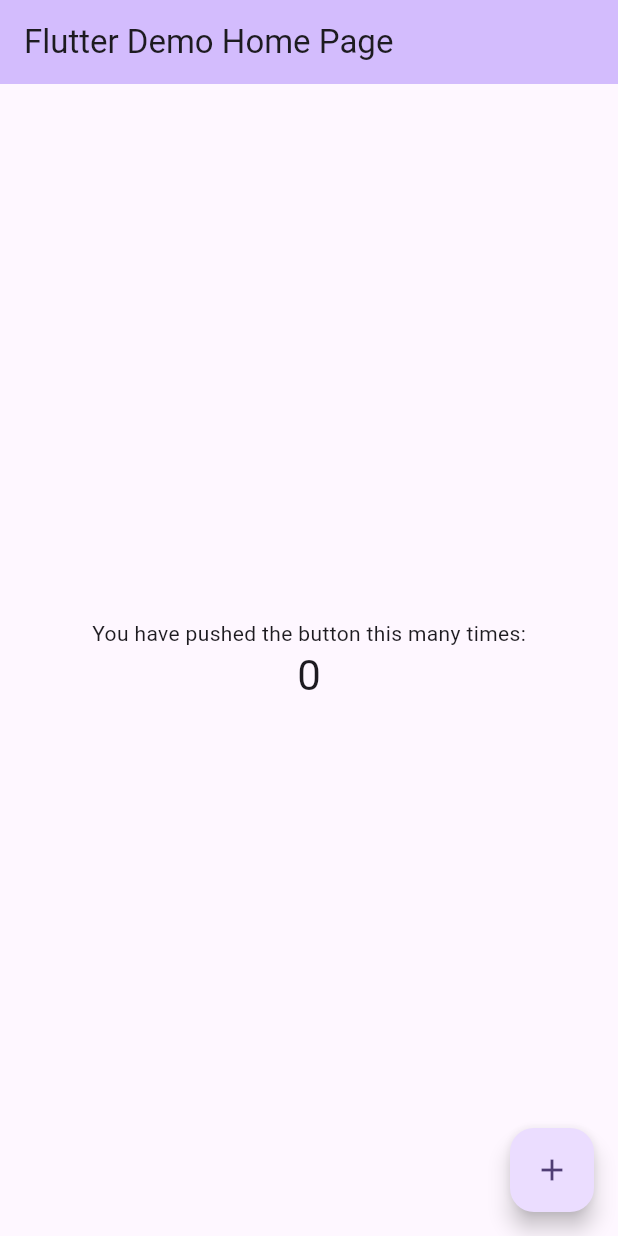
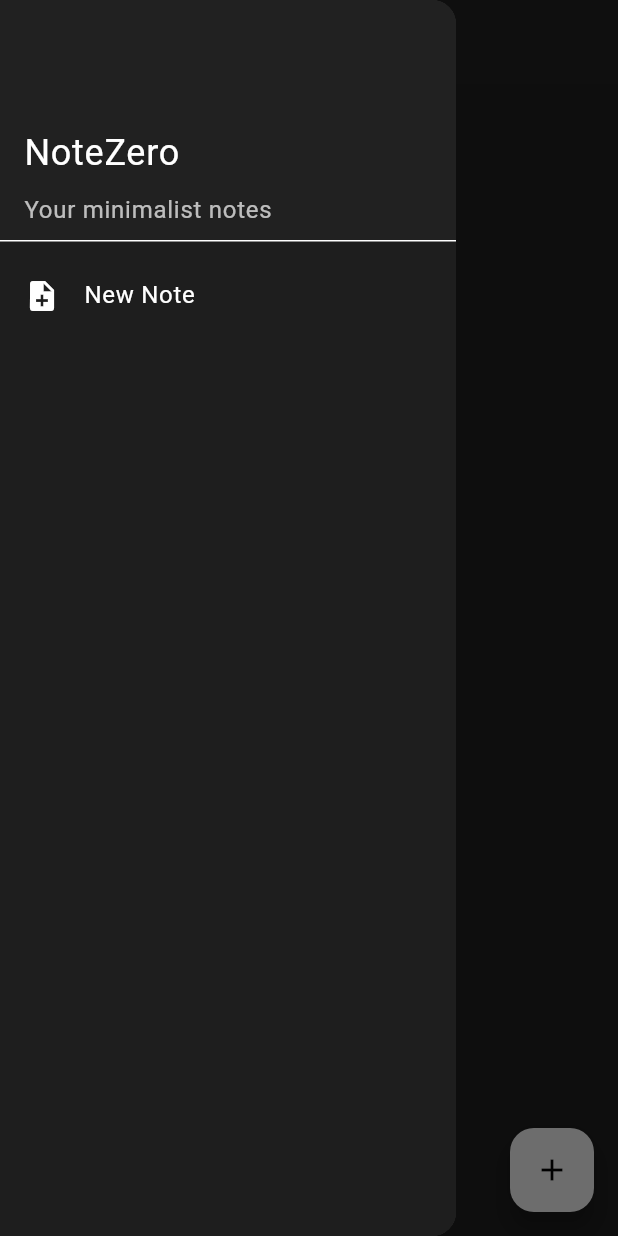
Before and after one commit to AyushZero/NoteZero, a Flutter app: the screen it shows after launch, with the side drawer open (before the commit the screen has no drawer), on a phone screen of 412 x 824 dp. Run offline on Flutter 3.47's test engine with Material 3 defaults, Android fonts, the phone set to English and light mode, and no system bars.

Commit message:
Basic functions.

```diff
--- a/lib/main.dart
+++ b/lib/main.dart
@@ -1,4 +1,8 @@
 import 'package:flutter/material.dart';
+import 'package:provider/provider.dart';
+import 'models/note.dart';
+import 'screens/home_screen.dart';
+import 'providers/notes_provider.dart';
 
 void main() {
   runApp(const MyApp());
@@ -7,116 +11,27 @@ void main() {
 class MyApp extends StatelessWidget {
   const MyApp({super.key});
 
-  // This widget is the root of your application.
   @override
   Widget build(BuildContext context) {
-    return MaterialApp(
-      title: 'Flutter Demo',
-      theme: ThemeData(
-        // This is the theme of your application.
-        //
-        // TRY THIS: Try running your application with "flutter run". You'll see
-        // the application has a purple toolbar. Then, without quitting the app,
-        // try changing the seedColor in the colorScheme below to Colors.green
-        // and then invoke "hot reload" (save your changes or press the "hot
-        // reload" button in a Flutter-supported IDE, or press "r" if you used
-        // the command line to start the app).
-        //
-        // Notice that the counter didn't reset back to zero; the application
-        // state is not lost during the reload. To reset the state, use hot
-        // restart instead.
-        //
-        // This works for code too, not just values: Most code changes can be
-        // tested with just a hot reload.
-        colorScheme: ColorScheme.fromSeed(seedColor: Colors.deepPurple),
+    return ChangeNotifierProvider(
+      create: (context) => NotesProvider(),
+      child: MaterialApp(
+        title: 'NoteZero',
+        theme: ThemeData.dark().copyWith(
+          primaryColor: Colors.grey[900],
+          scaffoldBackgroundColor: const Color(0xFF1E1E1E),
+          appBarTheme: AppBarTheme(
+            backgroundColor: Colors.grey[900],
+            elevation: 0,
+          ),
+          colorScheme: ColorScheme.dark(
+            primary: Colors.grey[200]!,
+            secondary: Colors.grey[600]!,
+            surface: Colors.grey[850]!,
+          ),
+        ),
+        home: const HomeScreen(),
       ),
-      home: const MyHomePage(title: 'Flutter Demo Home Page'),
     );
   }
 }
-
-class MyHomePage extends StatefulWidget {
-  const MyHomePage({super.key, required this.title});
-
-  // This widget is the home page of your application. It is stateful, meaning
-  // that it has a State object (defined below) that contains fields that affect
-  // how it looks.
-
-  // This class is the configuration for the state. It holds the values (in this
-  // case the title) provided by the parent (in this case the App widget) and
-  // used by the build method of the State. Fields in a Widget subclass are
-  // always marked "final".
-
-  final String title;
-
-  @override
-  State<MyHomePage> createState() => _MyHomePageState();
-}
-
-class _MyHomePageState extends State<MyHomePage> {
-  int _counter = 0;
-
-  void _incrementCounter() {
-    setState(() {
-      // This call to setState tells the Flutter framework that something has
-      // changed in this State, which causes it to rerun the build method below
-      // so that the display can reflect the updated values. If we changed
-      // _counter without calling setState(), then the build method would not be
-      // called again, and so nothing would appear to happen.
-      _counter++;
-    });
-  }
-
-  @override
-  Widget build(BuildContext context) {
-    // This method is rerun every time setState is called, for instance as done
-    // by the _incrementCounter method above.
-    //
-    // The Flutter framework has been optimized to make rerunning build methods
-    // fast, so that you can just rebuild anything that needs updating rather
-    // than having to individually change instances of widgets.
-    return Scaffold(
-      appBar: AppBar(
-        // TRY THIS: Try changing the color here to a specific color (to
-        // Colors.amber, perhaps?) and trigger a hot reload to see the AppBar
-        // change color while the other colors stay the same.
-        backgroundColor: Theme.of(context).colorScheme.inversePrimary,
-        // Here we take the value from the MyHomePage object that was created by
-        // the App.build method, and use it to set our appbar title.
-        title: Text(widget.title),
-      ),
-      body: Center(
-        // Center is a layout widget. It takes a single child and positions it
-        // in the middle of the parent.
-        child: Column(
-          // Column is also a layout widget. It takes a list of children and
-          // arranges them vertically. By default, it sizes itself to fit its
-          // children horizontally, and tries to be as tall as its parent.
-          //
-          // Column has various properties to control how it sizes itself and
-          // how it positions its children. Here we use mainAxisAlignment to
-          // center the children vertically; the main axis here is the vertical
-          // axis because Columns are vertical (the cross axis would be
-          // horizontal).
-          //
-          // TRY THIS: Invoke "debug painting" (choose the "Toggle Debug Paint"
-          // action in the IDE, or press "p" in the console), to see the
-          // wireframe for each widget.
-          mainAxisAlignment: MainAxisAlignment.center,
-          children: <Widget>[
-            const Text('You have pushed the button this many times:'),
-            Text(
-              '$_counter',
-              style: Theme.of(context).textTheme.headlineMedium,
-            ),
-          ],
-        ),
-      ),
-      floatingActionButton: FloatingActionButton(
-        onPressed: _incrementCounter,
-        tooltip: 'Increment',
-        child: const Icon(Icons.add),
-      ), // This trailing comma makes auto-formatting nicer for build methods.
-    );
-  }
-}
--- /dev/null
+++ b/lib/models/note.dart
@@ -0,0 +1,39 @@
+import 'package:uuid/uuid.dart';
+
+class Note {
+  final String id;
+  String title;
+  String content;
+  DateTime createdAt;
+  DateTime modifiedAt;
+
+  Note({
+    String? id,
+    required this.title,
+    required this.content,
+    DateTime? createdAt,
+    DateTime? modifiedAt,
+  })  : id = id ?? const Uuid().v4(),
+        createdAt = createdAt ?? DateTime.now(),
+        modifiedAt = modifiedAt ?? DateTime.now();
+
+  Map<String, dynamic> toJson() {
+    return {
+      'id': id,
+      'title': title,
+      'content': content,
+      'createdAt': createdAt.toIso8601String(),
+      'modifiedAt': modifiedAt.toIso8601String(),
+    };
+  }
+
+  factory Note.fromJson(Map<String, dynamic> json) {
+    return Note(
+      id: json['id'],
+      title: json['title'],
+      content: json['content'],
+      createdAt: DateTime.parse(json['createdAt']),
+      modifiedAt: DateTime.parse(json['modifiedAt']),
+    );
+  }
+}
--- /dev/null
+++ b/lib/providers/notes_provider.dart
@@ -0,0 +1,67 @@
+import 'dart:convert';
+import 'dart:io';
+import 'package:flutter/foundation.dart';
+import 'package:path_provider/path_provider.dart';
+import '../models/note.dart';
+
+class NotesProvider with ChangeNotifier {
+  List<Note> _notes = [];
+  List<Note> get notes => _notes;
+
+  NotesProvider() {
+    loadNotes();
+  }
+
+  Future<void> loadNotes() async {
+    try {
+      final directory = await getApplicationDocumentsDirectory();
+      final file = File('${directory.path}/notes.json');
+
+      if (await file.exists()) {
+        final content = await file.readAsString();
+        final List<dynamic> jsonData = json.decode(content);
+        _notes = jsonData.map((item) => Note.fromJson(item)).toList();
+        _notes.sort((a, b) => b.modifiedAt.compareTo(a.modifiedAt));
+        notifyListeners();
+      }
+    } catch (e) {
+      debugPrint('Error loading notes: $e');
+    }
+  }
+
+  Future<void> saveNotes() async {
+    try {
+      final directory = await getApplicationDocumentsDirectory();
+      final file = File('${directory.path}/notes.json');
+      final data = _notes.map((note) => note.toJson()).toList();
+      await file.writeAsString(json.encode(data));
+    } catch (e) {
+      debugPrint('Error saving notes: $e');
+    }
+  }
+
+  Future<void> addNote(String title, String content) async {
+    final note = Note(title: title, content: content);
+    _notes.insert(0, note);
+    notifyListeners();
+    await saveNotes();
+  }
+
+  Future<void> updateNote(String id, String title, String content) async {
+    final index = _notes.indexWhere((note) => note.id == id);
+    if (index != -1) {
+      _notes[index].title = title;
+      _notes[index].content = content;
+      _notes[index].modifiedAt = DateTime.now();
+      _notes.sort((a, b) => b.modifiedAt.compareTo(a.modifiedAt));
+      notifyListeners();
+      await saveNotes();
+    }
+  }
+
+  Future<void> deleteNote(String id) async {
+    _notes.removeWhere((note) => note.id == id);
+    notifyListeners();
+    await saveNotes();
+  }
+}
--- /dev/null
+++ b/lib/screens/home_screen.dart
@@ -0,0 +1,136 @@
+import 'package:flutter/material.dart';
+import 'package:provider/provider.dart';
+import 'package:intl/intl.dart';
+import '../providers/notes_provider.dart';
+import 'note_screen.dart';
+
+class HomeScreen extends StatelessWidget {
+  const HomeScreen({super.key});
+
+  @override
+  Widget build(BuildContext context) {
+    return Scaffold(
+      appBar: AppBar(
+        title: const Text('NoteZero'),
+      ),
+      drawer: Drawer(
+        child: Container(
+          color: Theme.of(context).scaffoldBackgroundColor,
+          child: ListView(
+            padding: EdgeInsets.zero,
+            children: [
+              DrawerHeader(
+                decoration: BoxDecoration(
+                  color: Theme.of(context).primaryColor,
+                ),
+                child: const Column(
+                  crossAxisAlignment: CrossAxisAlignment.start,
+                  mainAxisAlignment: MainAxisAlignment.end,
+                  children: [
+                    Text(
+                      'NoteZero',
+                      style: TextStyle(
+                        color: Colors.white,
+                        fontSize: 24,
+                      ),
+                    ),
+                    SizedBox(height: 8),
+                    Text(
+                      'Your minimalist notes',
+                      style: TextStyle(
+                        color: Colors.white70,
+                        fontSize: 16,
+                      ),
+                    ),
+                  ],
+                ),
+              ),
+              ListTile(
+                leading: const Icon(Icons.note_add),
+                title: const Text('New Note'),
+                onTap: () {
+                  Navigator.pop(context);
+                  Navigator.push(
+                    context,
+                    MaterialPageRoute(
+                      builder: (context) => const NoteScreen(),
+                    ),
+                  );
+                },
+              ),
+            ],
+          ),
+        ),
+      ),
+      body: Consumer<NotesProvider>(
+        builder: (context, notesProvider, child) {
+          final notes = notesProvider.notes;
+          if (notes.isEmpty) {
+            return const Center(
+              child: Text(
+                'No notes yet.\nCreate one from the menu.',
+                textAlign: TextAlign.center,
+                style: TextStyle(
+                  color: Colors.grey,
+                  fontSize: 16,
+                ),
+              ),
+            );
+          }
+          return ListView.builder(
+            itemCount: notes.length,
+            itemBuilder: (context, index) {
+              final note = notes[index];
+              return Dismissible(
+                key: Key(note.id),
+                background: Container(
+                  color: Colors.red,
+                  alignment: Alignment.centerRight,
+                  padding: const EdgeInsets.only(right: 16),
+                  child: const Icon(Icons.delete, color: Colors.white),
+                ),
+                direction: DismissDirection.endToStart,
+                onDismissed: (_) {
+                  notesProvider.deleteNote(note.id);
+                  ScaffoldMessenger.of(context).showSnackBar(
+                    const SnackBar(content: Text('Note deleted')),
+                  );
+                },
+                child: ListTile(
+                  title: Text(
+                    note.title,
+                    maxLines: 1,
+                    overflow: TextOverflow.ellipsis,
+                  ),
+                  subtitle: Text(
+                    DateFormat('MMM d, y HH:mm').format(note.modifiedAt),
+                    style: const TextStyle(fontSize: 12),
+                  ),
+                  onTap: () {
+                    Navigator.push(
+                      context,
+                      MaterialPageRoute(
+                        builder: (context) => NoteScreen(note: note),
+                      ),
+                    );
+                  },
+                ),
+              );
+            },
+          );
+        },
+      ),
+      floatingActionButton: FloatingActionButton(
+        onPressed: () {
+          Navigator.push(
+            context,
+            MaterialPageRoute(
+              builder: (context) => const NoteScreen(),
+            ),
+          );
+        },
+        child: const Icon(Icons.add),
+      ),
+    );
+  }
+}
```
Also changed, not shown: lib/screens/note_screen.dart (added, +147 -0 lines), pubspec.yaml (+8 -3 lines), pubspec.lock, 6 other files.
